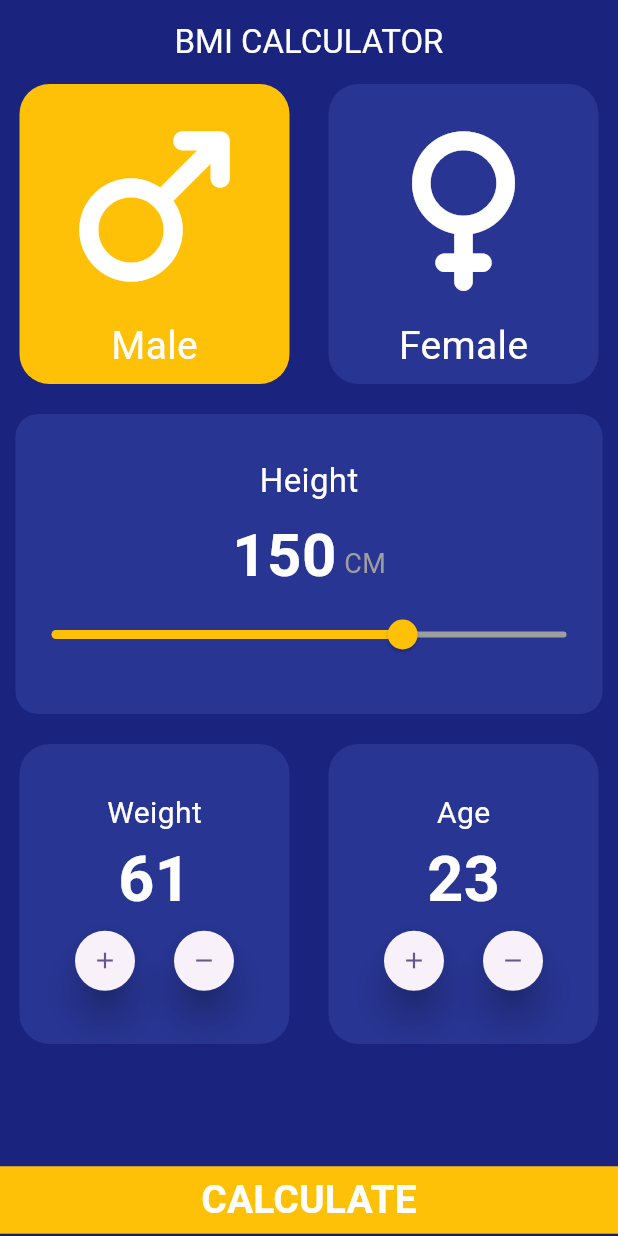
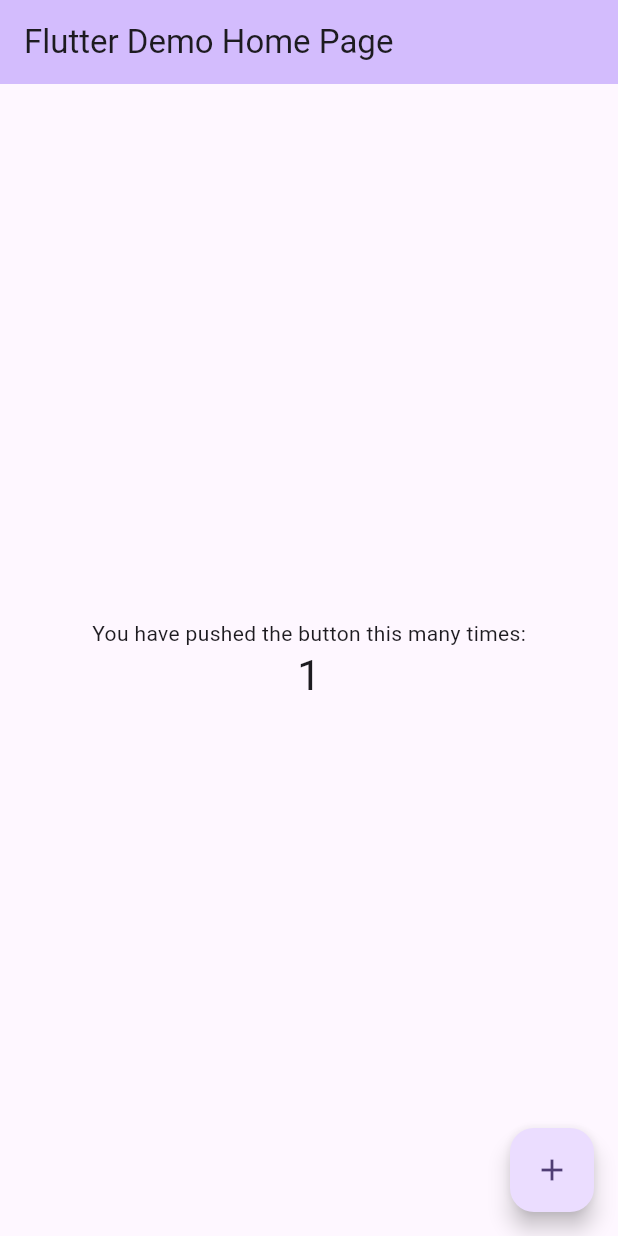
Before and after one commit to kareem-nehad/bmi_amit, a Flutter app: the screen it shows after launch, after a tap on the "add" icon, on a phone screen of 412 x 824 dp. Run offline on Flutter 3.47's test engine with Material 3 defaults, Android fonts, the phone set to English and light mode, and no system bars.

Commit message:
update in code space in 39

```diff
--- a/lib/main.dart
+++ b/lib/main.dart
@@ -1,25 +1,125 @@
-import 'package:bmi_amit/calculator_page.dart';
 import 'package:flutter/material.dart';
 
 void main() {
-  runApp(const BMIApp());
+  runApp(const MyApp());
 }
 
-class BMIApp extends StatelessWidget {
-  const BMIApp({super.key});
+class MyApp extends StatelessWidget {
+  const MyApp({super.key});
+
+  // This widget is the root of your application.
+  @override
+  Widget build(BuildContext context) {
+    return MaterialApp(
+      title: 'BMI Demo',
+      theme: ThemeData(
+        // This is the theme of your application.
+        //
+        // TRY THIS: Try running your application with "flutter run". You'll see
+        // the application has a purple toolbar. Then, without quitting the app,
+        // try changing the seedColor in the colorScheme below to Colors.green
+        // and then invoke "hot reload" (save your changes or press the "hot
+        // reload" button in a Flutter-supported IDE, or press "r" if you used
+        // the command line to start the app).
+        //
+        // Notice that the counter didn't reset back to zero; the application
+        // state is not lost during the reload. To reset the state, use hot
+        // restart instead.
+        //
+        // This works for code too, not just values: Most code changes can be
+        // tested with just a hot reload.
+        colorScheme: ColorScheme.fromSeed(seedColor: Colors.deepPurple),
+        useMaterial3: true,
+      ),
+      home: const MyHomePage(title: 'Flutter Demo Home Page'),
+    );
+  }
+}
+
+class MyHomePage extends StatefulWidget {
+  const MyHomePage({super.key, required this.title});
+
+  // This widget is the home page of your application. It is stateful, meaning
+  // that it has a State object (defined below) that contains fields that affect
+  // how it looks.
+
+  // This class is the configuration for the state. It holds the values (in this
+  // case the title) provided by the parent (in this case the App widget) and
+  // used by the build method of the State. Fields in a Widget subclass are
+  // always marked "final".
+
+  final String title;
+
+  @override
+  State<MyHomePage> createState() => _MyHomePageState();
+}
+
+class _MyHomePageState extends State<MyHomePage> {
+  int _counter = 0;
+
+  void _incrementCounter() {
+    setState(() {
+      // This call to setState tells the Flutter framework that something has
+      // changed in this State, which causes it to rerun the build method below
+      // so that the display can reflect the updated values. If we changed
+      // _counter without calling setState(), then the build method would not be
+      // called again, and so nothing would appear to happen.
+      _counter++;
+    });
+  }
 
   @override
   Widget build(BuildContext context) {
-    return MaterialApp(
-      title: 'BMI App',
-      theme: ThemeData(
-        colorScheme: ColorScheme.fromSeed(seedColor: Colors.deepPurple),
-        useMaterial3: true,
+    // This method is rerun every time setState is called, for instance as done
+    // by the _incrementCounter method above.
+    //
+    // The Flutter framework has been optimized to make rerunning build methods
+    // fast, so that you can just rebuild anything that needs updating rather
+    // than having to individually change instances of widgets.
+    return Scaffold(
+      appBar: AppBar(
+        // TRY THIS: Try changing the color here to a specific color (to
+        // Colors.amber, perhaps?) and trigger a hot reload to see the AppBar
+        // change color while the other colors stay the same.
+        backgroundColor: Theme.of(context).colorScheme.inversePrimary,
+        // Here we take the value from the MyHomePage object that was created by
+        // the App.build method, and use it to set our appbar title.
+        title: Text(widget.title),
       ),
-      initialRoute: '/',
-      routes: {
-        '/' : (context) => CalculatorPage(),
-      },
+      body: Center(
+        // Center is a layout widget. It takes a single child and positions it
+        // in the middle of the parent.
+        child: Column(
+          // Column is also a layout widget. It takes a list of children and
+          // arranges them vertically. By default, it sizes itself to fit its
+          // children horizontally, and tries to be as tall as its parent.
+          //
+          // Column has various properties to control how it sizes itself and
+          // how it positions its children. Here we use mainAxisAlignment to
+          // center the children vertically; the main axis here is the vertical
+          // axis because Columns are vertical (the cross axis would be
+          // horizontal).
+          //
+          // TRY THIS: Invoke "debug painting" (choose the "Toggle Debug Paint"
+          // action in the IDE, or press "p" in the console), to see the
+          // wireframe for each widget.
+          mainAxisAlignment: MainAxisAlignment.center,
+          children: <Widget>[
+            const Text(
+              'You have pushed the button this many times:',
+            ),
+            Text(
+              '$_counter',
+              style: Theme.of(context).textTheme.headlineMedium,
+            ),
+          ],
+        ),
+      ),
+      floatingActionButton: FloatingActionButton(
+        onPressed: _incrementCounter,
+        tooltip: 'Increment',
+        child: const Icon(Icons.add),
+      ), // This trailing comma makes auto-formatting nicer for build methods.
     );
   }
 }
```
